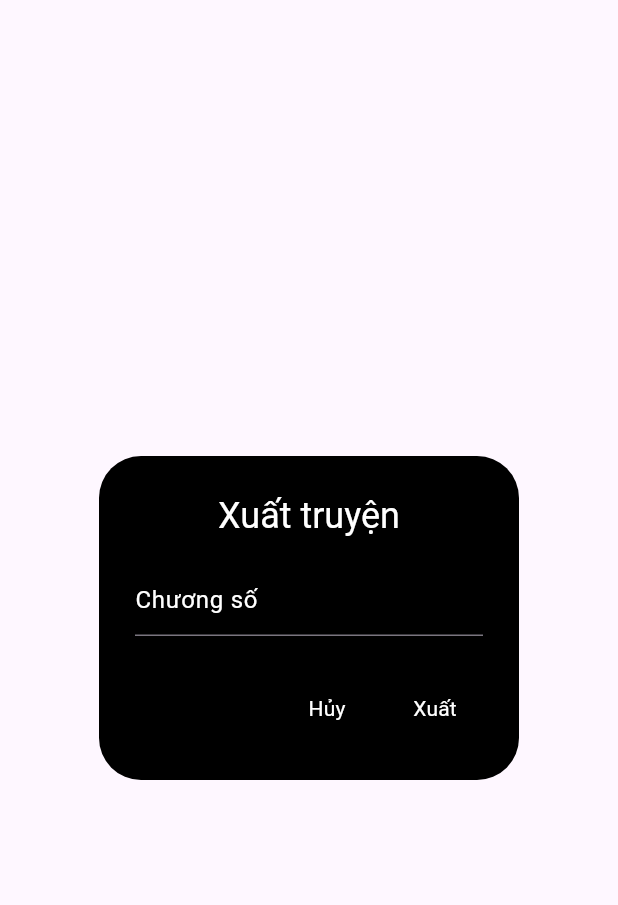
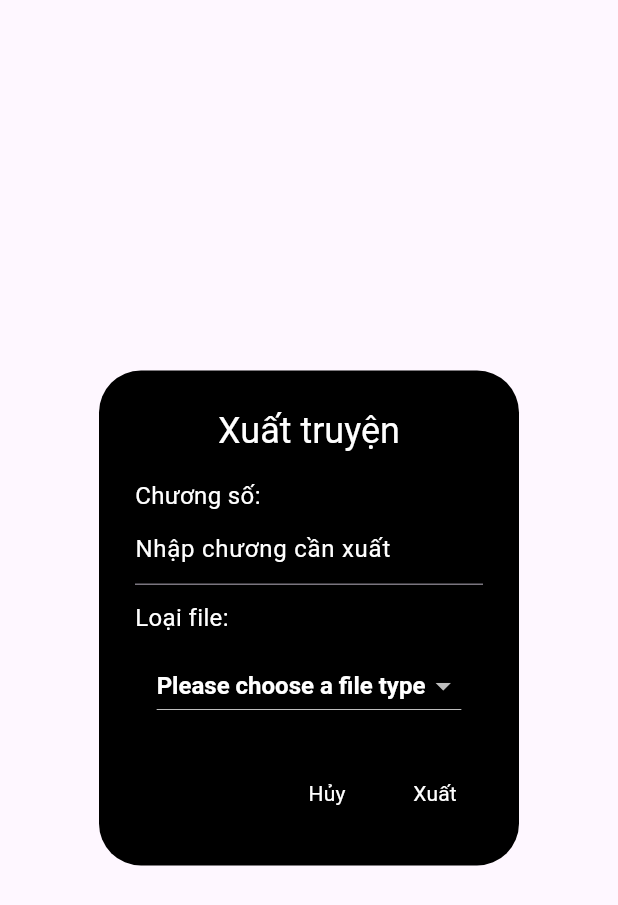
Before and after one commit to chanhuy142/NovelCrawlFE, a Flutter app: the ExportPopup widget shown alone on an empty page, opened directly with empty values, on a phone screen of 412 x 824 dp. Shown: the top 905 px of the screen. Run offline on Flutter 3.47's test engine with Material 3 defaults, Android fonts, the phone set to English and light mode, and no system bars; our stand-ins replace file_picker, hive, permission_handler; missing offline and left inert: dart:ffi; accounts and stored records are empty; network calls fail; project files that could hold a hidden picture were left out.

Commit message:
update download file

```diff
--- /dev/null
+++ b/lib/components/file_type_selector.dart
@@ -0,0 +1,64 @@
+
+
+import 'package:flutter/material.dart';
+import 'package:novel_crawl/service/api_service.dart';
+
+class FileTypeSelector extends StatefulWidget {
+  const FileTypeSelector({super.key, required this.onFileTypeChanged});
+  final Function(String) onFileTypeChanged;
+
+  @override
+  State<FileTypeSelector> createState() => _FileTypeSelectorState();
+}
+
+class _FileTypeSelectorState extends State<FileTypeSelector> {
+  String? _chosenValue = '';
+
+  APIService apiService = APIService();
+
+  List<String> fileTypes = [];
+
+  @override
+  void initState() {
+    super.initState();
+    apiService.getFileTypes().then((value) {
+      setState(() {
+        fileTypes = value;
+        if(fileTypes.isNotEmpty){
+          _chosenValue = fileTypes[0];
+        }
+      });
+    });
+
+  }
+
+
+  @override
+  Widget build(BuildContext context) {
+    return DropdownButton<String>(
+      value: _chosenValue,
+      //elevation: 5,
+      style: TextStyle(color: Colors.white, fontSize: 16, fontWeight: FontWeight.w600),
+
+      items: fileTypes.map<DropdownMenuItem<String>>((String value) {
+        return DropdownMenuItem<String>(
+          value: value,
+          child: Text(value),
+        );
+      }).toList(),
+      hint: Text(
+        "Please choose a file type",
+        style: TextStyle(
+            color: Colors.white,
+            fontSize: 16,
+            fontWeight: FontWeight.w600),
+      ),
+      onChanged: (String? value) {
+        setState(() {
+          _chosenValue = value;
+          widget.onFileTypeChanged(value!);
+        });
+      },
+    );
+  }
+}
--- a/lib/popup/export_popup.dart
+++ b/lib/popup/export_popup.dart
@@ -1,7 +1,8 @@
-import 'dart:ffi';
+
 import 'dart:math';
 
 import 'package:flutter/material.dart';
+import 'package:novel_crawl/components/file_type_selector.dart';
 import 'package:novel_crawl/models/content_from_all_source.dart';
 import 'package:novel_crawl/models/novel_detail.dart';
 import 'package:novel_crawl/service/api_service.dart';
@@ -28,6 +29,13 @@ class _ExportPopupState extends State<ExportPopup> {
 
   List<String> sources = [];
   String _content = '';
+  String fileType = '';
+
+  void changeFileType(String type) {
+    setState(() {
+      fileType = type;
+    });
+  }
 
   void selectContentFromPrioritySource() {
     for (var source in sources) {
@@ -47,7 +55,6 @@ class _ExportPopupState extends State<ExportPopup> {
   void changeContent(String content) {
     setState(() {
       _content = content;
-      _isLoading = false;
     });
   }
 
@@ -60,8 +67,8 @@ class _ExportPopupState extends State<ExportPopup> {
           throw Exception('Lỗi không thể tải nội dung chương truyện.');
         }
         selectContentFromPrioritySource();
-        APIService().getExportFile('$novelName - Chương $chapter', _content).then((value) {
-          ExportService.writeCounter(value.bodyBytes, '$novelName - Chương $chapter.pdf').then((value){
+        APIService().getExportFile('$novelName - Chương $chapter', _content, fileType).then((value) {
+          ExportService.writeCounter(value.bodyBytes, '$novelName - Chương $chapter.$fileType').then((value){
             Navigator.of(context).pop();
             setLoading(false);
             }).catchError((e){
@@ -109,14 +116,35 @@ class _ExportPopupState extends State<ExportPopup> {
         content: Column(
           mainAxisSize: MainAxisSize.min,
           children: [
+            Container(
+              alignment: Alignment.centerLeft,
+              child: Text(
+                'Chương số: ',
+                style: const TextStyle(color: Colors.white, fontSize: 16),
+              ),
+            ),
             TextField(
               controller: _ChapterController,
               keyboardType: TextInputType.number,
               style: const TextStyle(color: Colors.white),
               decoration: const InputDecoration(
-                  hintText: 'Chương số',
+                  hintText: 'Nhập chương cần xuất',
                   hintStyle: TextStyle(color: Colors.white)),
             ),
+            const SizedBox(
+              height: 10,
+            ),
+            Container(
+              alignment: Alignment.centerLeft,
+              child: Text(
+                'Loại file: ',
+                style: const TextStyle(color: Colors.white, fontSize: 16),
+              ),
+            ),
+            const SizedBox(
+              height: 10,
+            ),
+            FileTypeSelector(onFileTypeChanged: changeFileType),
           ],
         ),
         actions: [
--- a/lib/service/api_service.dart
+++ b/lib/service/api_service.dart
@@ -12,7 +12,7 @@ class APIService {
   AllSourceChapterContent allSourceChapterContentFromJson(String str) =>
       AllSourceChapterContent.fromJson(jsonDecode(str));
 
-  String localhost = 'http://192.168.1.11:3000';
+  String localhost = 'http://192.168.1.19:3000';
   //send to http://localhost/details
   //port 3000
   Future<Library> getNovelDetails() async {
@@ -70,7 +70,18 @@ class APIService {
     }
   }
 
-  Future<Response> getExportFile(String name, String content) async {
+  Future<List<String>> getFileTypes() async {
+    final response = await http.get(Uri.parse('$localhost/filetypes'));
+    if (response.statusCode == 200) {
+      var json = jsonDecode(response.body);
+      var res = List<String>.from(json["FileType"].map((x) => x));
+      return res;
+    } else {
+      throw Exception('Failed to load file types');
+    }
+  }
+
+  Future<Response> getExportFile(String name, String content, String fileType) async {
     try {
       String apiUrl = localhost + '/download';
       final response = await http.post(
@@ -81,6 +92,7 @@ class APIService {
         body: jsonEncode(<String, dynamic>{
           'content': content,
           'name': name,
+          'fileType': fileType,
           // Add any other data you want to send in the body
         }),
       );
```
